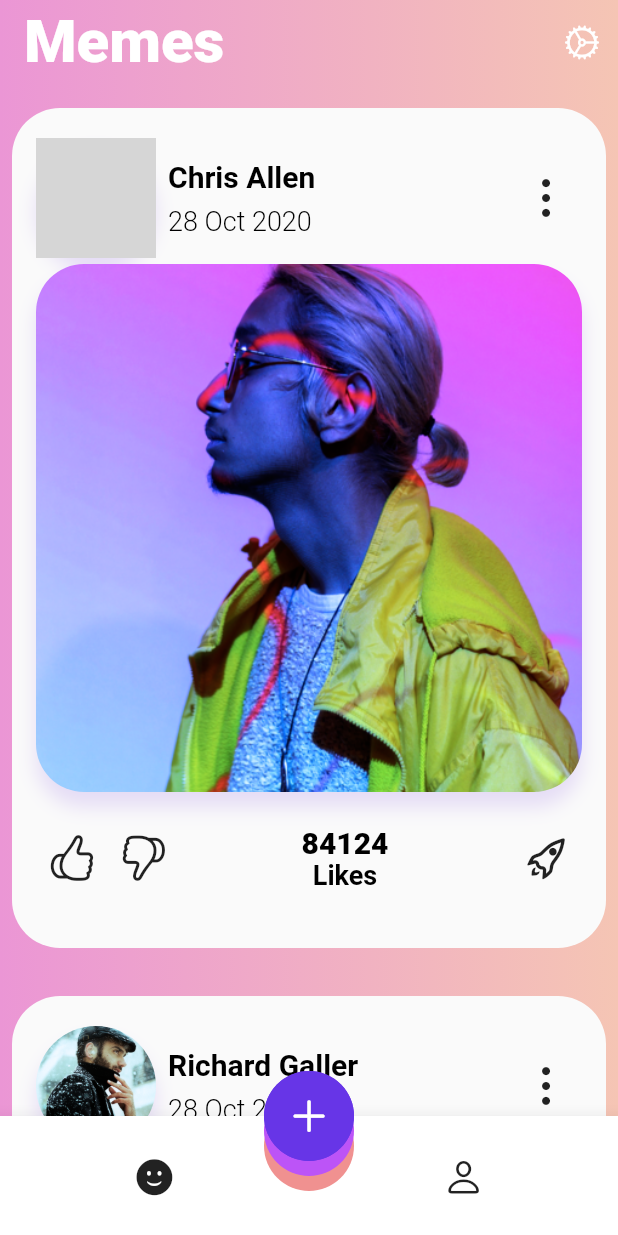
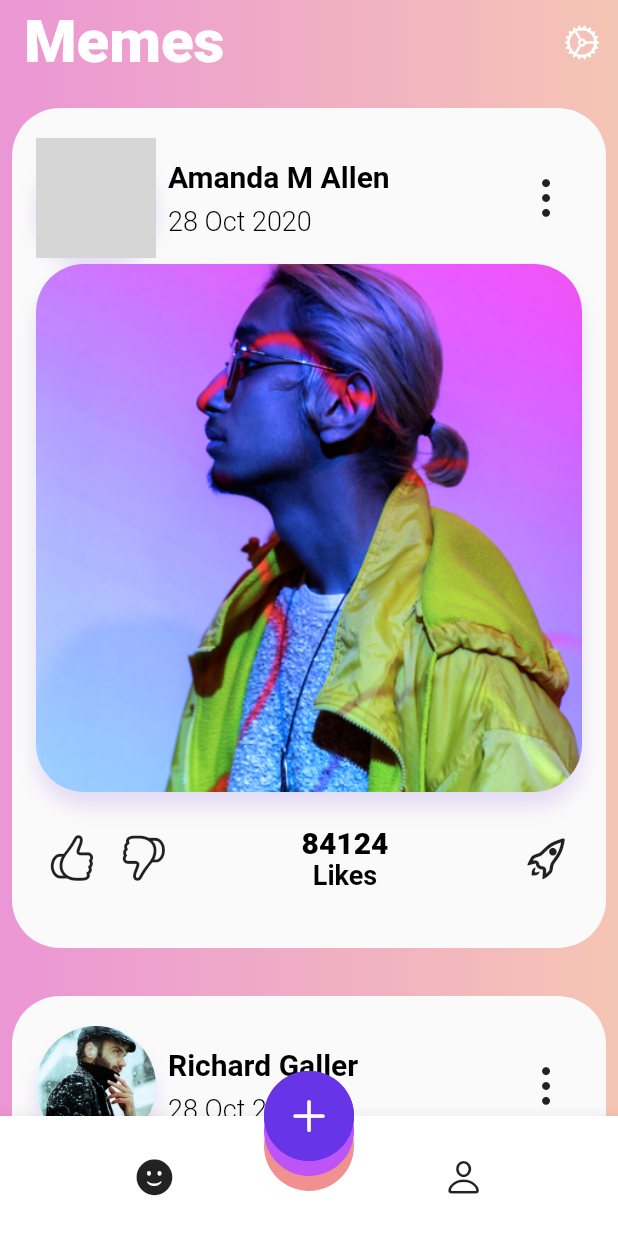
Before and after one commit to iranjunior/ui-clone-dribbble-social-meme, a Flutter app: the screen it shows after launch, on a phone screen of 412 x 824 dp. Run offline on Flutter 3.47's test engine with Material 2 defaults, Android fonts, the light colour scheme and no system bars; grey boxes are pictures that could not be loaded.

```diff
--- a/lib/pages/home/home_page.dart
+++ b/lib/pages/home/home_page.dart
@@ -12,7 +12,7 @@ class HomePage extends StatelessWidget {
   final List<User> users = [
     User(
       avatarUrl: 'assets/avatar1.jpg',
-      name: 'Chris Allen',
+      name: 'Amanda M Allen',
       followers: 300000,
       posts: [
         Post(
--- a/lib/pages/profile/profile_page.dart
+++ b/lib/pages/profile/profile_page.dart
@@ -11,7 +11,7 @@ class ProfilePage extends StatelessWidget {
 
   final User user = User(
     avatarUrl: 'assets/avatar1.jpg',
-    name: 'Chris Allen',
+    name: 'Amanda M Allen',
     followers: 300000,
     posts: [
       Post(
```
Also changed, not shown: docs/image.gif (deleted), docs/imagem1.png (added), docs/imagem2.png (added), 2 other files.
